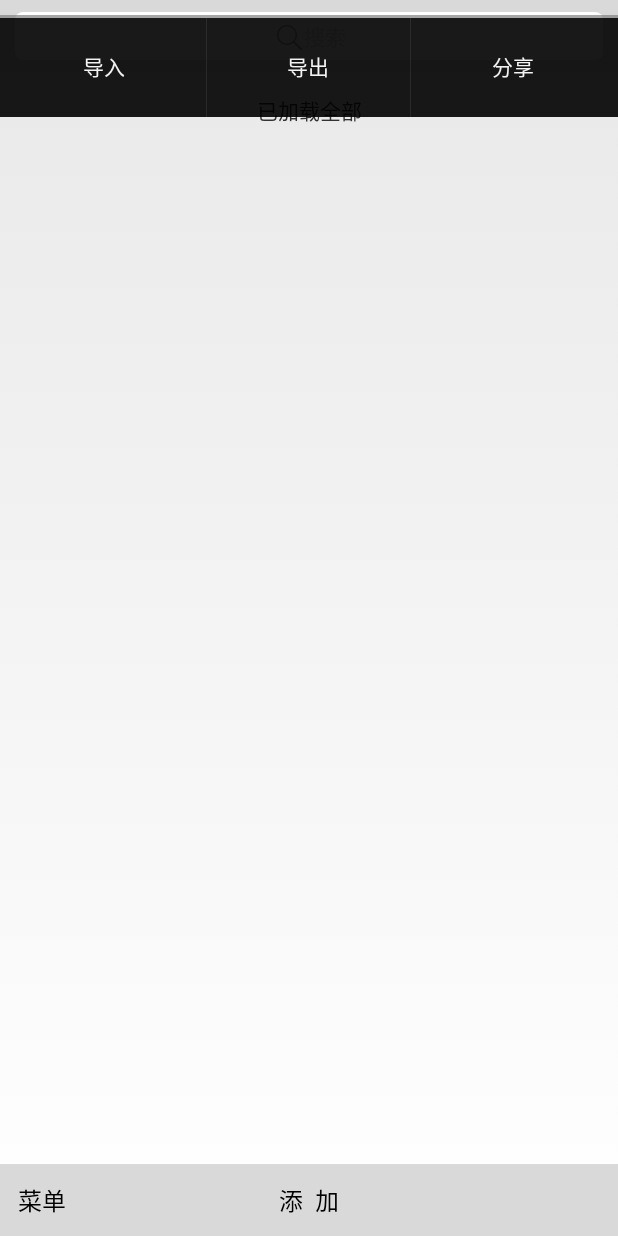
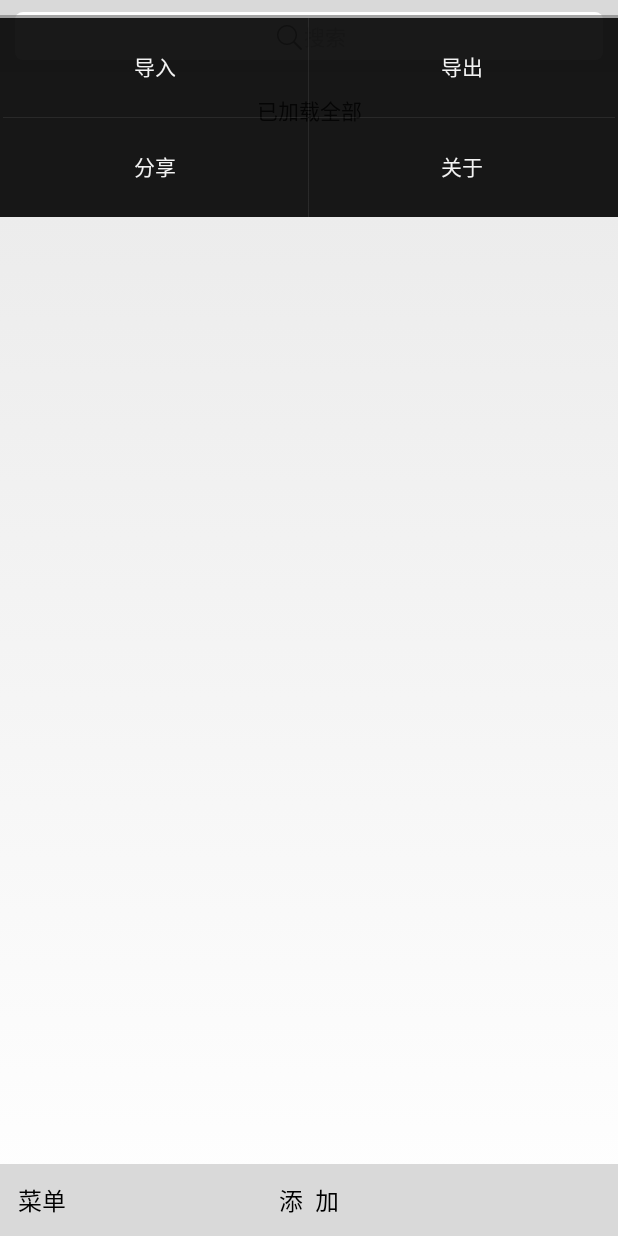
Before and after one commit to pinhai/IDManager-AS, an Android app: the screen it shows after launch (MainActivity), after a tap on "菜单", on a phone screen of 412 x 824 dp. Run offline under Robolectric (Android 15) with nearby library versions, the phone set to English and light mode, and no system bars.

Commit message:
添加关于对话框

```diff
--- a/iDManager/src/main/res/menu/main.xml
+++ b/iDManager/src/main/res/menu/main.xml
@@ -21,4 +21,10 @@
         android:title="@string/menu_upload"
          />
 
+    <item
+        android:id="@+id/item_about"
+        android:orderInCategory="100"
+        android:title="关于"
+        />
+
 </menu>
```
Also changed, not shown: iDManager/src/main/java/com/hai/idmanager/MainActivity.java (+25 -0 lines), 155 other files.
